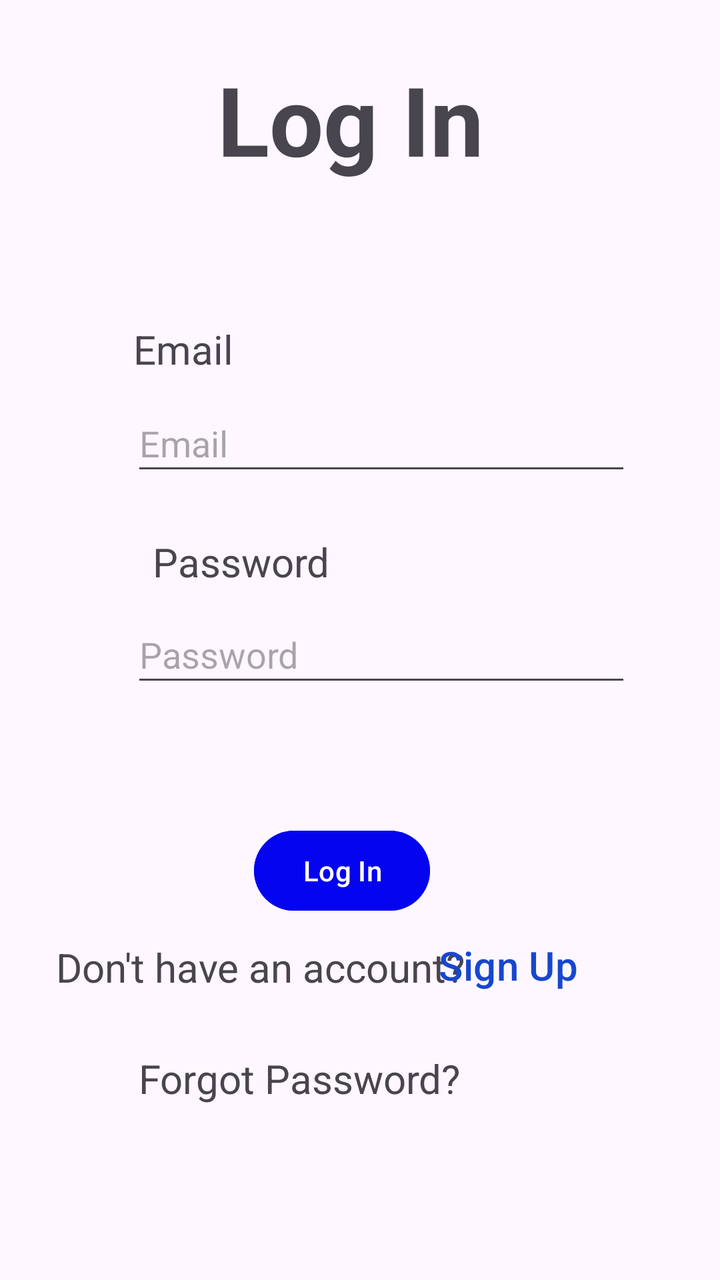
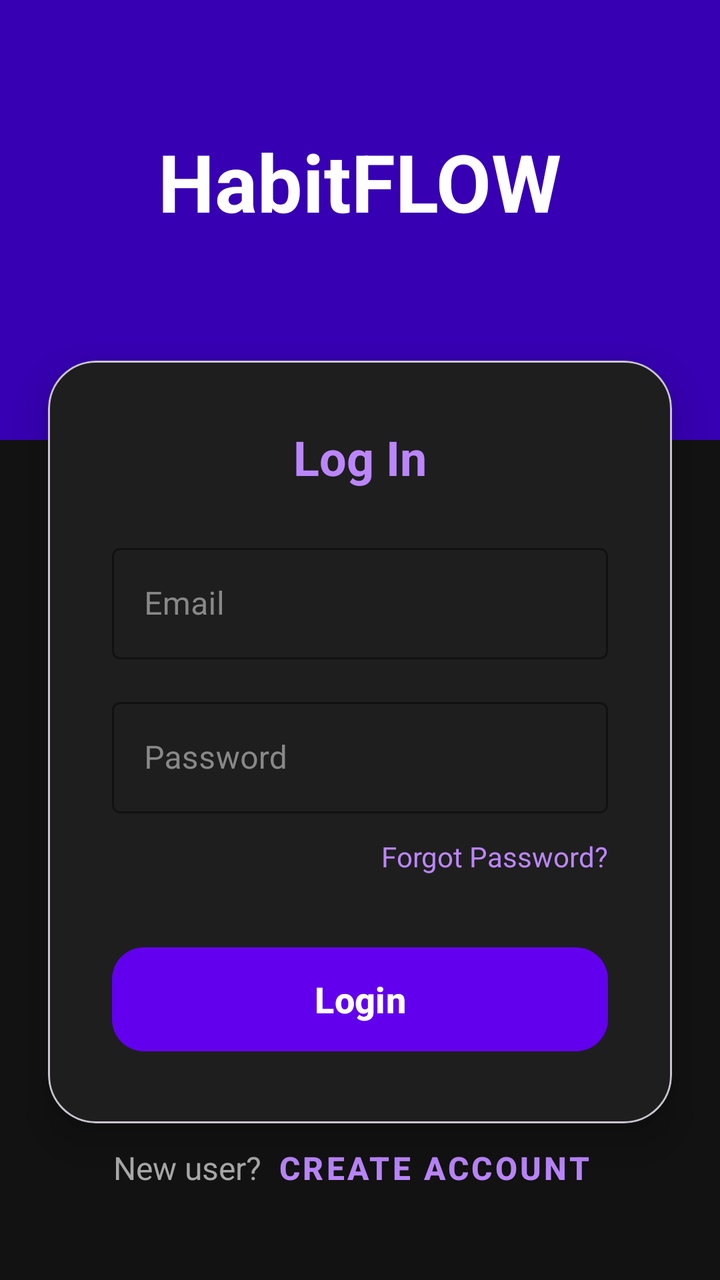

Before-and-after screenshots of an Android layout around one commit, followed by the original layout XML and the change that was made.
<!-- AndroidManifest.xml: application theme Theme.HabitFLOWS -->
<!-- res/layout/activity_login_menu.xml -->
<?xml version="1.0" encoding="utf-8"?>
<androidx.constraintlayout.widget.ConstraintLayout xmlns:android="http://schemas.android.com/apk/res/android"
    xmlns:app="http://schemas.android.com/apk/res-auto"
    xmlns:tools="http://schemas.android.com/tools"
    android:id="@+id/main"
    android:layout_width="match_parent"
    android:layout_height="match_parent"
    tools:context=".HomeMenu"
    tools:layout_editor_absoluteX="36dp"
    tools:layout_editor_absoluteY="-170dp">

    <TextView
        android:id="@+id/logInTextView"
        android:layout_width="143dp"
        android:layout_height="64dp"
        android:layout_marginBottom="406dp"
        android:text="Log In"
        android:textSize="48sp"
        android:textStyle="bold"
        app:layout_constraintBottom_toBottomOf="parent"
        app:layout_constraintEnd_toEndOf="parent"
        app:layout_constraintStart_toStartOf="parent"
        app:layout_constraintTop_toTopOf="parent"
        app:layout_constraintVertical_bias="0.16" />

    <Button
        android:id="@+id/logInButton"
        android:layout_width="wrap_content"
        android:layout_height="wrap_content"
        android:backgroundTint="#0404EF"
        android:text="Log In"
        app:layout_constraintBottom_toBottomOf="parent"
        app:layout_constraintEnd_toEndOf="parent"
        app:layout_constraintHorizontal_bias="0.467"
        app:layout_constraintStart_toStartOf="parent"
        app:layout_constraintTop_toTopOf="parent"
        app:layout_constraintVertical_bias="0.695" />

    <TextView
        android:id="@+id/textViewNoAccount"
        android:layout_width="210dp"
        android:layout_height="35dp"
        android:text="Don't have an account?"
        android:textSize="20sp"
        app:layout_constraintBottom_toBottomOf="parent"
        app:layout_constraintEnd_toEndOf="parent"
        app:layout_constraintHorizontal_bias="0.187"
        app:layout_constraintStart_toStartOf="parent"
        app:layout_constraintTop_toTopOf="parent"
        app:layout_constraintVertical_bias="0.777" />

    <TextView
        android:id="@+id/tvForgotPwd"
        android:layout_width="226dp"
        android:layout_height="38dp"
        android:text="Forgot Password?"
        android:textSize="20sp"
        app:layout_constraintBottom_toBottomOf="parent"
        app:layout_constraintEnd_toEndOf="parent"
        app:layout_constraintHorizontal_bias="0.518"
        app:layout_constraintStart_toStartOf="parent"
        app:layout_constraintTop_toTopOf="parent"
        app:layout_constraintVertical_bias="0.873" />

    <Button
        android:id="@+id/signUpLinkBtn"
        android:layout_width="166dp"
        android:layout_height="47dp"
        android:background="@android:color/transparent"
        android:text="Sign Up"
        android:textColor="#1747CE"
        android:textSize="20sp"
        app:layout_constraintBottom_toBottomOf="parent"
        app:layout_constraintEnd_toEndOf="parent"
        app:layout_constraintHorizontal_bias="0.881"
        app:layout_constraintStart_toStartOf="parent"
        app:layout_constraintTop_toTopOf="parent"
        app:layout_constraintVertical_bias="0.774" />

    <ImageView
        android:id="@+id/imageView5"
        android:layout_width="68dp"
        android:layout_height="69dp"
        app:layout_constraintBottom_toBottomOf="parent"
        app:layout_constraintEnd_toEndOf="parent"
        app:layout_constraintHorizontal_bias="0.052"
        app:layout_constraintStart_toStartOf="parent"
        app:layout_constraintTop_toTopOf="parent"
        app:layout_constraintVertical_bias="0.451"
        />

    <ImageView
        android:id="@+id/imageView6"
        android:layout_width="55dp"
        android:layout_height="64dp"
        app:layout_constraintBottom_toBottomOf="parent"
        app:layout_constraintEnd_toEndOf="parent"
        app:layout_constraintHorizontal_bias="0.087"
        app:layout_constraintStart_toStartOf="parent"
        app:layout_constraintTop_toTopOf="parent"
        app:layout_constraintVertical_bias="0.278"
        />

    <TextView
        android:id="@+id/textViewEmail"
        android:layout_width="244dp"
        android:layout_height="42dp"
        android:text="Email"
        android:textSize="20sp"
        app:layout_constraintBottom_toBottomOf="parent"
        app:layout_constraintEnd_toEndOf="parent"
        app:layout_constraintHorizontal_bias="0.574"
        app:layout_constraintStart_toStartOf="parent"
        app:layout_constraintTop_toTopOf="parent"
        app:layout_constraintVertical_bias="0.269" />

    <EditText
        android:id="@+id/logInEmail"
        android:layout_width="250dp"
        android:layout_height="45dp"
        android:hint="Email"
        android:inputType="text|textEmailAddress"
        app:layout_constraintBottom_toBottomOf="parent"
        app:layout_constraintEnd_toEndOf="parent"
        app:layout_constraintHorizontal_bias="0.596"
        app:layout_constraintStart_toStartOf="parent"
        app:layout_constraintTop_toTopOf="parent"
        app:layout_constraintVertical_bias="0.332" />

    <TextView
        android:id="@+id/textViewPassword"
        android:layout_width="160dp"
        android:layout_height="42dp"
        android:text="Password"
        android:textSize="20sp"
        app:layout_constraintBottom_toBottomOf="parent"
        app:layout_constraintEnd_toEndOf="parent"
        app:layout_constraintHorizontal_bias="0.382"
        app:layout_constraintStart_toStartOf="parent"
        app:layout_constraintTop_toTopOf="parent"
        app:layout_constraintVertical_bias="0.447" />

    <EditText
        android:id="@+id/logInPassword"
        android:layout_width="250dp"
        android:layout_height="45dp"
        android:hint="Password"
        android:inputType="text|textPassword"
        app:layout_constraintBottom_toBottomOf="parent"
        app:layout_constraintEnd_toEndOf="parent"
        app:layout_constraintHorizontal_bias="0.596"
        app:layout_constraintStart_toStartOf="parent"
        app:layout_constraintTop_toTopOf="parent"
        app:layout_constraintVertical_bias="0.51" />

</androidx.constraintlayout.widget.ConstraintLayout>
<!-- resources referenced by this layout -->
<resources>
  <style name="Theme.HabitFLOWS" parent="Base.Theme.HabitFLOWS" />
  <style name="Base.Theme.HabitFLOWS" parent="Theme.Material3.DayNight.NoActionBar">
          
          
      </style>
</resources>

<!-- the commit's change to res/layout/activity_login_menu.xml (unified diff, before → after) -->
@@ -5,152 +5,146 @@
     android:id="@+id/main"
     android:layout_width="match_parent"
     android:layout_height="match_parent"
-    tools:context=".HomeMenu"
-    tools:layout_editor_absoluteX="36dp"
-    tools:layout_editor_absoluteY="-170dp">
+    android:background="@color/background_black"
+    tools:context=".LoginMenu">
+
+    <View
+        android:id="@+id/viewHeader"
+        android:layout_width="match_parent"
+        android:layout_height="220dp"
+        android:background="@color/purple_700"
+        app:layout_constraintTop_toTopOf="parent" />
 
     <TextView
-        android:id="@+id/logInTextView"
-        android:layout_width="143dp"
-        android:layout_height="64dp"
-        android:layout_marginBottom="406dp"
-        android:text="Log In"
-        android:textSize="48sp"
+        android:id="@+id/logInTitle"
+        android:layout_width="wrap_content"
+        android:layout_height="wrap_content"
+        android:layout_marginTop="64dp"
+        android:text="HabitFLOW"
+        android:textColor="@color/white"
+        android:textSize="40sp"
         android:textStyle="bold"
+        app:layout_constraintEnd_toEndOf="parent"
+        app:layout_constraintStart_toStartOf="parent"
+        app:layout_constraintTop_toTopOf="parent" />
+
+    <com.google.android.material.card.MaterialCardView
+        android:id="@+id/loginCard"
+        android:layout_width="match_parent"
+        android:layout_height="wrap_content"
+        android:layout_marginStart="24dp"
+        android:layout_marginTop="-40dp"
+        android:layout_marginEnd="24dp"
+        app:cardBackgroundColor="@color/surface_dark"
+        app:cardCornerRadius="24dp"
+        app:cardElevation="12dp"
+        app:layout_constraintTop_toBottomOf="@id/viewHeader">
+
+        <LinearLayout
+            android:layout_width="match_parent"
+            android:layout_height="match_parent"
+            android:orientation="vertical"
+            android:padding="32dp">
+
+            <TextView
+                android:layout_width="wrap_content"
+                android:layout_height="wrap_content"
+                android:layout_gravity="center"
+                android:layout_marginBottom="24dp"
+                android:text="Log In"
+                android:textColor="@color/purple_200"
+                android:textSize="24sp"
+                android:textStyle="bold" />
+
+            <com.google.android.material.textfield.TextInputLayout
+                style="@style/Widget.MaterialComponents.TextInputLayout.OutlinedBox"
+                android:layout_width="match_parent"
+                android:layout_height="wrap_content"
+                android:hint="Email"
+                android:textColorHint="#888888"
+                app:boxStrokeColor="@color/purple_500"
+                app:hintTextColor="@color/purple_200"
+                app:startIconTint="@color/purple_200">
+
+                <com.google.android.material.textfield.TextInputEditText
+                    android:id="@+id/logInEmail"
+                    android:layout_width="match_parent"
+                    android:layout_height="wrap_content"
+                    android:inputType="textEmailAddress"
+                    android:textColor="@color/white" />
+            </com.google.android.material.textfield.TextInputLayout>
+
+            <com.google.android.material.textfield.TextInputLayout
+                style="@style/Widget.MaterialComponents.TextInputLayout.OutlinedBox"
+                android:layout_width="match_parent"
+                android:layout_height="wrap_content"
+                android:layout_marginTop="16dp"
+                android:hint="Password"
+                android:textColorHint="#888888"
+                app:boxStrokeColor="@color/purple_500"
+                app:hintTextColor="@color/purple_200"
+                app:passwordToggleTint="@color/purple_200"
+                app:startIconTint="@color/purple_200">
+
+                <com.google.android.material.textfield.TextInputEditText
+                    android:id="@+id/logInPassword"
+                    android:layout_width="match_parent"
+                    android:layout_height="wrap_content"
+                    android:inputType="textPassword"
+                    android:textColor="@color/white" />
+            </com.google.android.material.textfield.TextInputLayout>
+
+            <TextView
+                android:id="@+id/tvForgotPwd"
+                android:layout_width="wrap_content"
+                android:layout_height="wrap_content"
+                android:layout_gravity="end"
+                android:layout_marginTop="12dp"
+                android:text="Forgot Password?"
+                android:textColor="@color/purple_200"
+                android:textSize="14sp" />
+
+            <com.google.android.material.button.MaterialButton
+                android:id="@+id/logInButton"
+                android:layout_width="match_parent"
+                android:layout_height="60dp"
+                android:layout_marginTop="32dp"
+                android:text="Login"
+                android:textAllCaps="false"
+                android:textSize="18sp"
+                android:textStyle="bold"
+                app:backgroundTint="@color/purple_500"
+                app:cornerRadius="16dp" />
+
+        </LinearLayout>
+    </com.google.android.material.card.MaterialCardView>
+
+    <LinearLayout
+        android:layout_width="wrap_content"
+        android:layout_height="wrap_content"
+        android:layout_marginBottom="32dp"
+        android:orientation="horizontal"
         app:layout_constraintBottom_toBottomOf="parent"
         app:layout_constraintEnd_toEndOf="parent"
-        app:layout_constraintStart_toStartOf="parent"
-        app:layout_constraintTop_toTopOf="parent"
-        app:layout_constraintVertical_bias="0.16" />
+        app:layout_constraintStart_toStartOf="parent">
 
-    <Button
-        android:id="@+id/logInButton"
-        android:layout_width="wrap_content"
-        android:layout_height="wrap_content"
-        android:backgroundTint="#0404EF"
-        android:text="Log In"
-        app:layout_constraintBottom_toBottomOf="parent"
-        app:layout_constraintEnd_toEndOf="parent"
-        app:layout_constraintHorizontal_bias="0.467"
-        app:layout_constraintStart_toStartOf="parent"
-        app:layout_constraintTop_toTopOf="parent"
-        app:layout_constraintVertical_bias="0.695" />
+        <TextView
+            android:id="@+id/textViewNoAccount"
+            android:layout_width="wrap_content"
+            android:layout_height="wrap_content"
+            android:text="New user?"
+            android:textColor="#AAAAAA"
+            android:textSize="16sp" />
 
-    <TextView
-        android:id="@+id/textViewNoAccount"
-        android:layout_width="210dp"
-        android:layout_height="35dp"
-        android:text="Don't have an account?"
-        android:textSize="20sp"
-        app:layout_constraintBottom_toBottomOf="parent"
-        app:layout_constraintEnd_toEndOf="parent"
-        app:layout_constraintHorizontal_bias="0.187"
-        app:layout_constraintStart_toStartOf="parent"
-        app:layout_constraintTop_toTopOf="parent"
-        app:layout_constraintVertical_bias="0.777" />
-
-    <TextView
-        android:id="@+id/tvForgotPwd"
-        android:layout_width="226dp"
-        android:layout_height="38dp"
-        android:text="Forgot Password?"
-        android:textSize="20sp"
-        app:layout_constraintBottom_toBottomOf="parent"
-        app:layout_constraintEnd_toEndOf="parent"
-        app:layout_constraintHorizontal_bias="0.518"
-        app:layout_constraintStart_toStartOf="parent"
-        app:layout_constraintTop_toTopOf="parent"
-        app:layout_constraintVertical_bias="0.873" />
-
-    <Button
-        android:id="@+id/signUpLinkBtn"
-        android:layout_width="166dp"
-        android:layout_height="47dp"
-        android:background="@android:color/transparent"
-        android:text="Sign Up"
-        android:textColor="#1747CE"
-        android:textSize="20sp"
-        app:layout_constraintBottom_toBottomOf="parent"
-        app:layout_constraintEnd_toEndOf="parent"
-        app:layout_constraintHorizontal_bias="0.881"
-        app:layout_constraintStart_toStartOf="parent"
-        app:layout_constraintTop_toTopOf="parent"
-        app:layout_constraintVertical_bias="0.774" />
-
-    <ImageView
-        android:id="@+id/imageView5"
-        android:layout_width="68dp"
-        android:layout_height="69dp"
-        app:layout_constraintBottom_toBottomOf="parent"
-        app:layout_constraintEnd_toEndOf="parent"
-        app:layout_constraintHorizontal_bias="0.052"
-        app:layout_constraintStart_toStartOf="parent"
-        app:layout_constraintTop_toTopOf="parent"
-        app:layout_constraintVertical_bias="0.451"
-        />
-
-    <ImageView
-        android:id="@+id/imageView6"
-        android:layout_width="55dp"
-        android:layout_height="64dp"
-        app:layout_constraintBottom_toBottomOf="parent"
-        app:layout_constraintEnd_toEndOf="parent"
-        app:layout_constraintHorizontal_bias="0.087"
-        app:layout_constraintStart_toStartOf="parent"
-        app:layout_constraintTop_toTopOf="parent"
-        app:layout_constraintVertical_bias="0.278"
-        />
-
-    <TextView
-        android:id="@+id/textViewEmail"
-        android:layout_width="244dp"
-        android:layout_height="42dp"
-        android:text="Email"
-        android:textSize="20sp"
-        app:layout_constraintBottom_toBottomOf="parent"
-        app:layout_constraintEnd_toEndOf="parent"
-        app:layout_constraintHorizontal_bias="0.574"
-        app:layout_constraintStart_toStartOf="parent"
-        app:layout_constraintTop_toTopOf="parent"
-        app:layout_constraintVertical_bias="0.269" />
-
-    <EditText
-        android:id="@+id/logInEmail"
-        android:layout_width="250dp"
-        android:layout_height="45dp"
-        android:hint="Email"
-        android:inputType="text|textEmailAddress"
-        app:layout_constraintBottom_toBottomOf="parent"
-        app:layout_constraintEnd_toEndOf="parent"
-        app:layout_constraintHorizontal_bias="0.596"
-        app:layout_constraintStart_toStartOf="parent"
-        app:layout_constraintTop_toTopOf="parent"
-        app:layout_constraintVertical_bias="0.332" />
-
-    <TextView
-        android:id="@+id/textViewPassword"
-        android:layout_width="160dp"
-        android:layout_height="42dp"
-        android:text="Password"
-        android:textSize="20sp"
-        app:layout_constraintBottom_toBottomOf="parent"
-        app:layout_constraintEnd_toEndOf="parent"
-        app:layout_constraintHorizontal_bias="0.382"
-        app:layout_constraintStart_toStartOf="parent"
-        app:layout_constraintTop_toTopOf="parent"
-        app:layout_constraintVertical_bias="0.447" />
-
-    <EditText
-        android:id="@+id/logInPassword"
-        android:layout_width="250dp"
-        android:layout_height="45dp"
-        android:hint="Password"
-        android:inputType="text|textPassword"
-        app:layout_constraintBottom_toBottomOf="parent"
-        app:layout_constraintEnd_toEndOf="parent"
-        app:layout_constraintHorizontal_bias="0.596"
-        app:layout_constraintStart_toStartOf="parent"
-        app:layout_constraintTop_toTopOf="parent"
-        app:layout_constraintVertical_bias="0.51" />
+        <Button
+            android:id="@+id/signUpLinkBtn"
+            style="@style/Widget.MaterialComponents.Button.TextButton"
+            android:layout_width="wrap_content"
+            android:layout_height="wrap_content"
+            android:text="Create Account"
+            android:textColor="@color/purple_200"
+            android:textSize="16sp"
+            android:textStyle="bold" />
+    </LinearLayout>
 
 </androidx.constraintlayout.widget.ConstraintLayout>
<!-- resource entries referenced after the edit -->
@@ -1,5 +1,11 @@
 <!-- resources referenced by this layout -->
 <resources>
+  <color name="background_black">#121212</color>
+  <color name="purple_200">#FFBB86FC</color>
+  <color name="purple_500">#FF6200EE</color>
+  <color name="purple_700">#FF3700B3</color>
+  <color name="surface_dark">#1E1E1E</color>
+  <color name="white">#FFFFFFFF</color>
   <style name="Theme.HabitFLOWS" parent="Base.Theme.HabitFLOWS" />
   <style name="Base.Theme.HabitFLOWS" parent="Theme.Material3.DayNight.NoActionBar">
           
